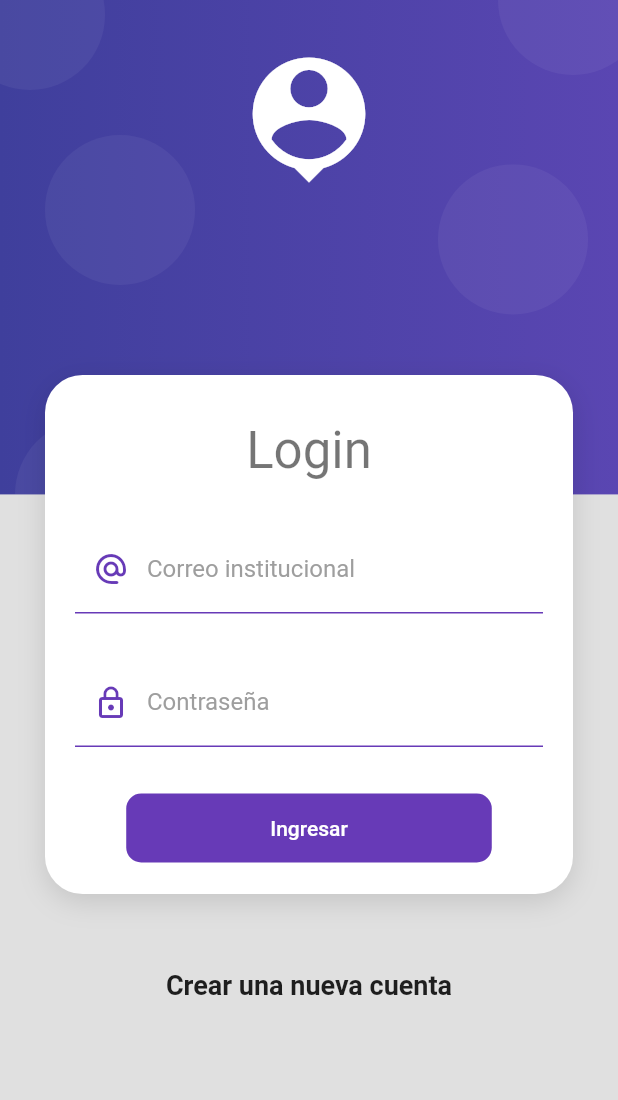
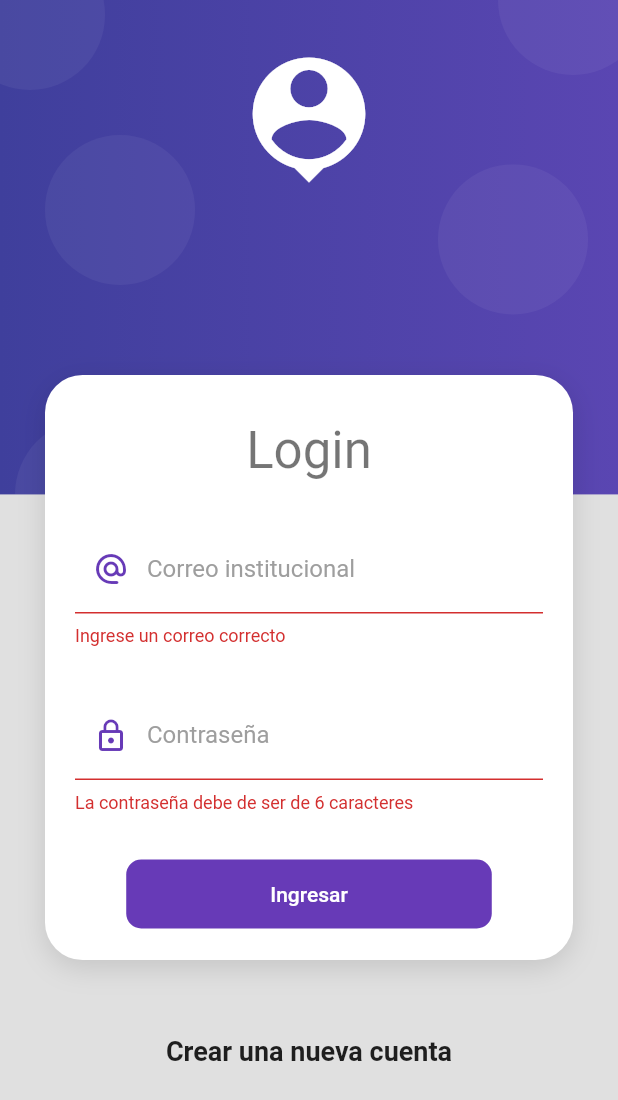
Before and after one commit to WalterNickSuelArroyo/app_movil_fisi_unmsm, a Flutter app: the screen it shows after launch, after a tap on "Ingresar", on a phone screen of 412 x 824 dp. Shown: the top 1100 px of the screen. Run offline on Flutter 3.47's test engine with Material 2 defaults, Android fonts, the phone set to English and light mode, and no system bars.

Commit message:
control de estado del formulario y simulacion de peticion http

```diff
--- a/lib/main.dart
+++ b/lib/main.dart
@@ -10,7 +10,6 @@ class MyApp extends StatelessWidget {
   Widget build(BuildContext context) {
     return MaterialApp(
       debugShowCheckedModeBanner: false,
-      title: 'Productos App',
       initialRoute: 'login',
       routes: {
         'login': ( _ ) => const LoginScreen(),
--- /dev/null
+++ b/lib/providers/login_form_provider.dart
@@ -0,0 +1,19 @@
+import 'package:flutter/material.dart';
+
+class LoginFormProvider extends ChangeNotifier {
+  GlobalKey<FormState> formKey = GlobalKey<FormState>();
+  String email = '';
+  String password = '';
+  bool _isLoading = false;
+  bool get isLoading => _isLoading;
+  set isLoading( bool value ) {
+    _isLoading = value;
+    notifyListeners();
+  }
+
+  bool isValidForm() {
+    print(formKey.currentState?.validate());
+    print('$email - $password');
+    return formKey.currentState?.validate() ?? false;
+  }
+}
--- a/lib/screens/login_screen.dart
+++ b/lib/screens/login_screen.dart
@@ -1,6 +1,8 @@
+import 'package:app_movil_fisi_unmsm/providers/login_form_provider.dart';
 import 'package:app_movil_fisi_unmsm/ui/input_decoration.dart';
 import 'package:flutter/material.dart';
 import 'package:app_movil_fisi_unmsm/widgets/widgets.dart';
+import 'package:provider/provider.dart';
 
 class LoginScreen extends StatelessWidget {
 
@@ -20,7 +22,10 @@ class LoginScreen extends StatelessWidget {
                     const SizedBox(height: 10),
                     Text('Login', style: Theme.of(context).textTheme.headlineMedium),
                     const SizedBox(height: 30),
-                    _LoginForm(),
+                    ChangeNotifierProvider(
+                      create: ( _ ) => LoginFormProvider(),
+                      child: _LoginForm()
+                    )
                   ],
                 )
               ),
@@ -37,9 +42,12 @@ class LoginScreen extends StatelessWidget {
 class _LoginForm extends StatelessWidget {
   @override
   Widget build(BuildContext context) {
+    final loginForm = Provider.of<LoginFormProvider>(context);
     return Form(
+      key: loginForm.formKey,
       autovalidateMode: AutovalidateMode.onUserInteraction,
       child: Column(
+
         children: [
           TextFormField(
             autocorrect: false,
@@ -49,6 +57,7 @@ class _LoginForm extends StatelessWidget {
               labelText: 'Correo institucional',
               prefixIcon: Icons.alternate_email_rounded
             ),
+            onChanged: (value) => loginForm.email = value,
             validator: (value) {
               String pattern = r'^(([^<>()[\]\\.,;:\s@\"]+(\.[^<>()[\]\\.,;:\s@\"]+)*)|(\".+\"))@((\[[0-9]{1,3}\.[0-9]{1,3}\.[0-9]{1,3}\.[0-9]{1,3}\])|(([a-zA-Z\-0-9]+\.)+[a-zA-Z]{2,}))$';
               RegExp regExp  = RegExp(pattern);
@@ -63,10 +72,11 @@ class _LoginForm extends StatelessWidget {
             obscureText: true,
             keyboardType: TextInputType.emailAddress,
             decoration: InputDecorations.authInputDecoration(
-              hintText: '*******',
+              hintText: '*********',
               labelText: 'Contraseña',
               prefixIcon: Icons.lock_outline
             ),
+            onChanged: (value) => loginForm.password = value,
             validator: (value) {
               return (value != null && value.length >= 6)
                 ? null
@@ -79,16 +89,23 @@ class _LoginForm extends StatelessWidget {
             disabledColor: Colors.grey,
             elevation: 0,
             color: Colors.deepPurple,
+            onPressed: loginForm.isLoading ? null : () async {
+              FocusScope.of(context).unfocus();
+              if (!loginForm.isValidForm()) return;
+              loginForm.isLoading = true;
+              await Future.delayed(const Duration(seconds: 2));
+              loginForm.isLoading = false;
+              Navigator.pushReplacementNamed(context, 'home');
+            },
             child: Container(
               padding: const EdgeInsets.symmetric(horizontal: 80, vertical: 15),
-              child: const Text(
-                'Ingresar',
-                style: TextStyle(color: Colors.white),
+              child: Text(
+                loginForm.isLoading
+                  ? 'Espere'
+                  : 'Ingresar',
+                style: const TextStyle(color: Colors.white),
               ),
-            ),
-            onPressed: () {
-
-            },)
+            ),)
         ],
       ));
   }
```
Also changed, not shown: pubspec.yaml (+4 -12 lines), pubspec.lock.
